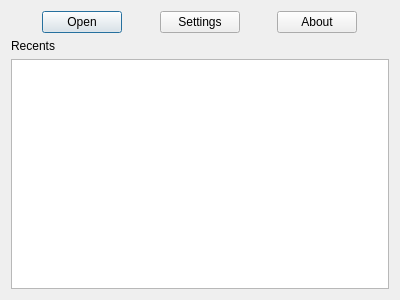
This is lib/ModelRenderer/welcomewindow.ui in KurusView/KurusView as Qt 5 draws it before an edit. The edited form follows.
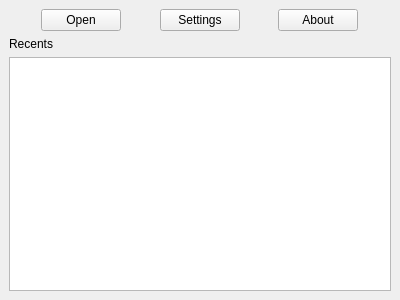
This is the edited form. Icons and pictures are not drawn.

Commit message: Make WelcomeWindow a QMainWindow

The edit to the form file:
```diff
--- a/lib/ModelRenderer/welcomewindow.ui
+++ b/lib/ModelRenderer/welcomewindow.ui
@@ -1,7 +1,7 @@
 <?xml version="1.0" encoding="UTF-8"?>
 <ui version="4.0">
  <class>WelcomeWindow</class>
- <widget class="QDialog" name="WelcomeWindow">
+ <widget class="QMainWindow" name="WelcomeWindow">
   <property name="geometry">
    <rect>
     <x>0</x>
@@ -17,11 +17,12 @@
    <iconset resource="../../Icons/icons.qrc">
     <normaloff>:/Icons/kurusview.png</normaloff>:/Icons/kurusview.png</iconset>
   </property>
+  <widget class="QWidget" name="centralwidget">
   <layout class="QVBoxLayout" name="verticalLayout">
    <item>
     <layout class="QHBoxLayout" name="horizontalLayout">
      <item>
-      <spacer name="horizontalSpacer_3">
+       <spacer name="horizontalSpacer">
        <property name="orientation">
         <enum>Qt::Horizontal</enum>
        </property>
@@ -41,7 +42,7 @@
       </widget>
      </item>
      <item>
-      <spacer name="horizontalSpacer">
+       <spacer name="horizontalSpacer_3">
        <property name="orientation">
         <enum>Qt::Horizontal</enum>
        </property>
@@ -61,7 +62,7 @@
       </widget>
      </item>
      <item>
-      <spacer name="horizontalSpacer_2">
+       <spacer name="horizontalSpacer_4">
        <property name="orientation">
         <enum>Qt::Horizontal</enum>
        </property>
@@ -81,7 +82,7 @@
       </widget>
      </item>
      <item>
-      <spacer name="horizontalSpacer_4">
+       <spacer name="horizontalSpacer_2">
        <property name="orientation">
         <enum>Qt::Horizontal</enum>
        </property>
@@ -106,6 +107,7 @@
     <widget class="QListView" name="recentListView"/>
    </item>
   </layout>
+  </widget>
  </widget>
  <resources>
   <include location="../../Icons/icons.qrc"/>
```
Left out of the diff: 2 changed lines with no effect on the pictures. Lines whose indentation alone changed are shown as unchanged. The commit also changes 2 other files.
